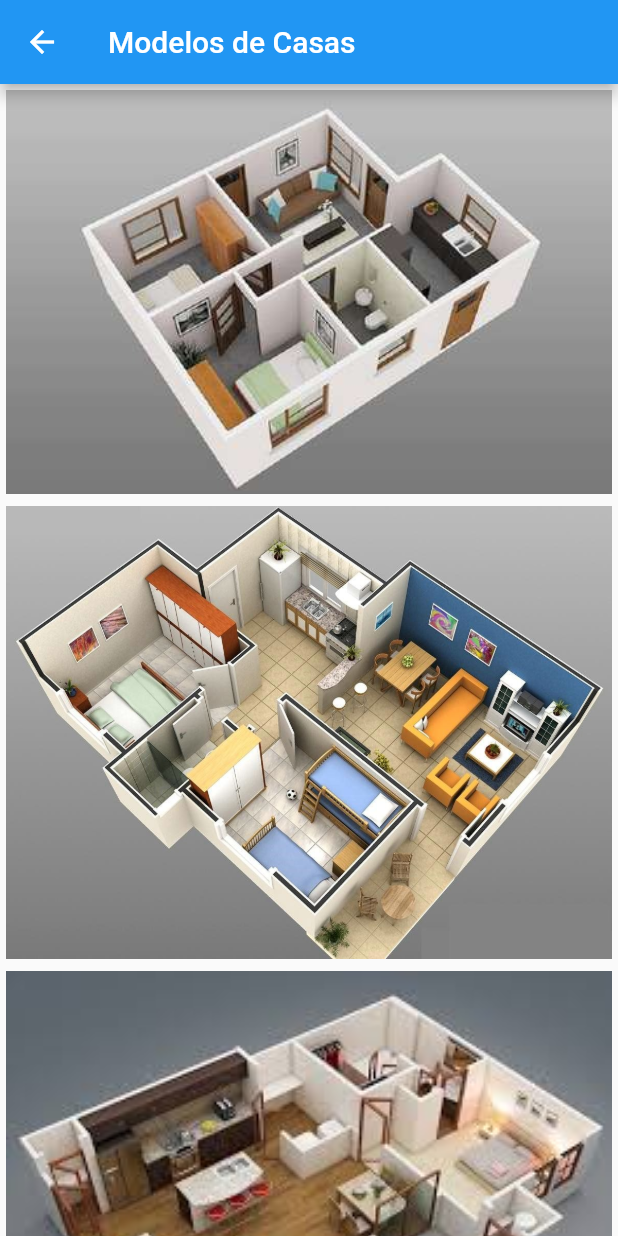
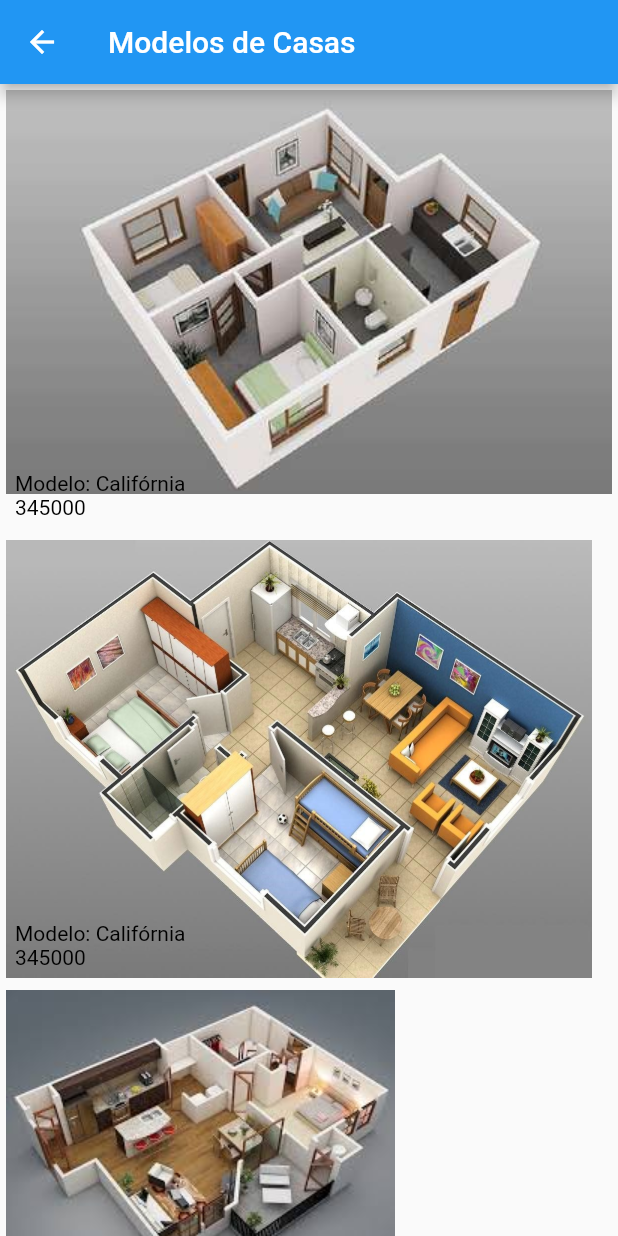
Before and after one commit to VINICIUSCAETANO/Residencial-Flutter, a Flutter app: the PlantasPage screen opened directly, on a phone screen of 412 x 824 dp. Run offline on Flutter 3.47's test engine with Material 2 defaults, Android fonts, the phone set to English and light mode, and no system bars.

Commit message:
Plantas_page

```diff
--- a/lib/pages/plantas_page.dart
+++ b/lib/pages/plantas_page.dart
@@ -13,21 +13,38 @@ class PlantasPage extends StatelessWidget {
 
   ListView _body() {
     return ListView(
+      itemExtent: 300,
       children: <Widget>[
         _foto('planta1.jpg'),
         _foto('planta2.jpg'),
-        _foto('planta3.jpeg'),
+        _foto('planta3.jpg'),
         _foto('planta4.jpg'),
       ],
     );
   }
 
-  Padding _foto(String path) {
-    return Padding(
-        padding: EdgeInsets.all(4),
-        child: Image.asset(
-          'assets/images/' + path,
-          fit: BoxFit.contain,
-        ));
+  Stack _foto(String path) {
+    return Stack(
+      children: <Widget>[
+        Padding(
+          padding: EdgeInsets.all(4),
+          child: Image.asset(
+            'assets/images/' + path,
+            fit: BoxFit.contain,
+          ),
+        ),
+        Container(
+          padding: EdgeInsets.all(10),
+          alignment: Alignment.bottomLeft,
+          child: Text(
+            'Modelo: Califórnia\n345000',
+            style: TextStyle(
+              fontSize: 14,
+              color: Colors.black,
+            ),
+          ),
+        ),
+      ],
+    );
   }
 }
```
Also changed, not shown: assets/images/planta3.jpg (renamed from assets/images/planta3.jpeg).
